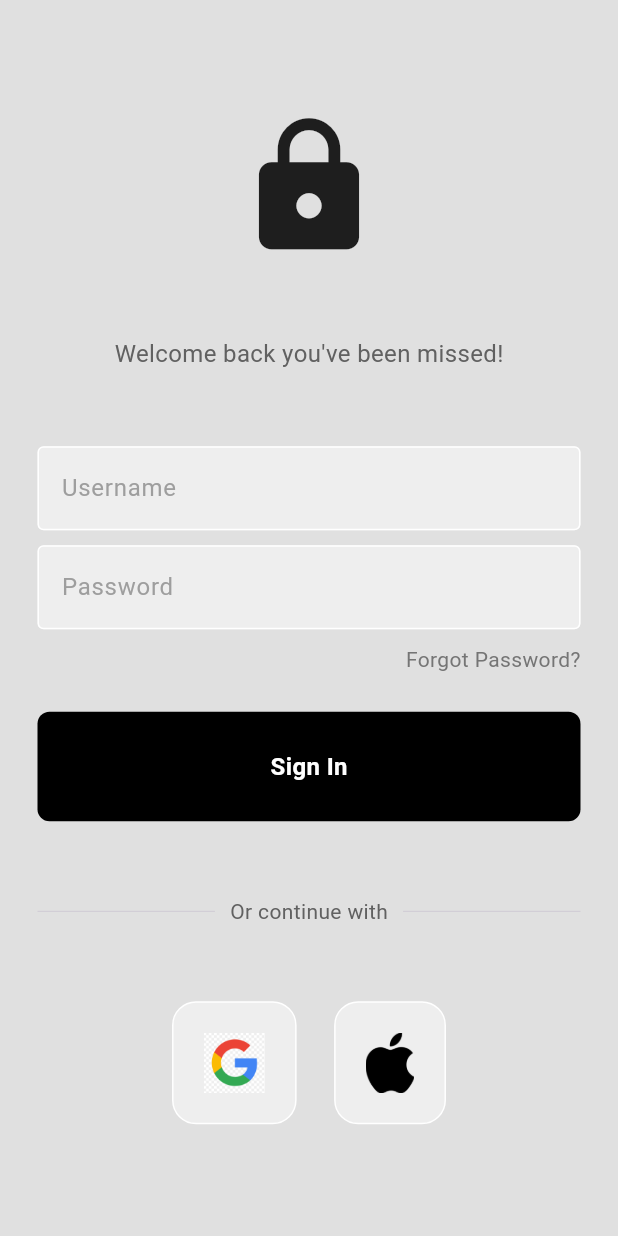
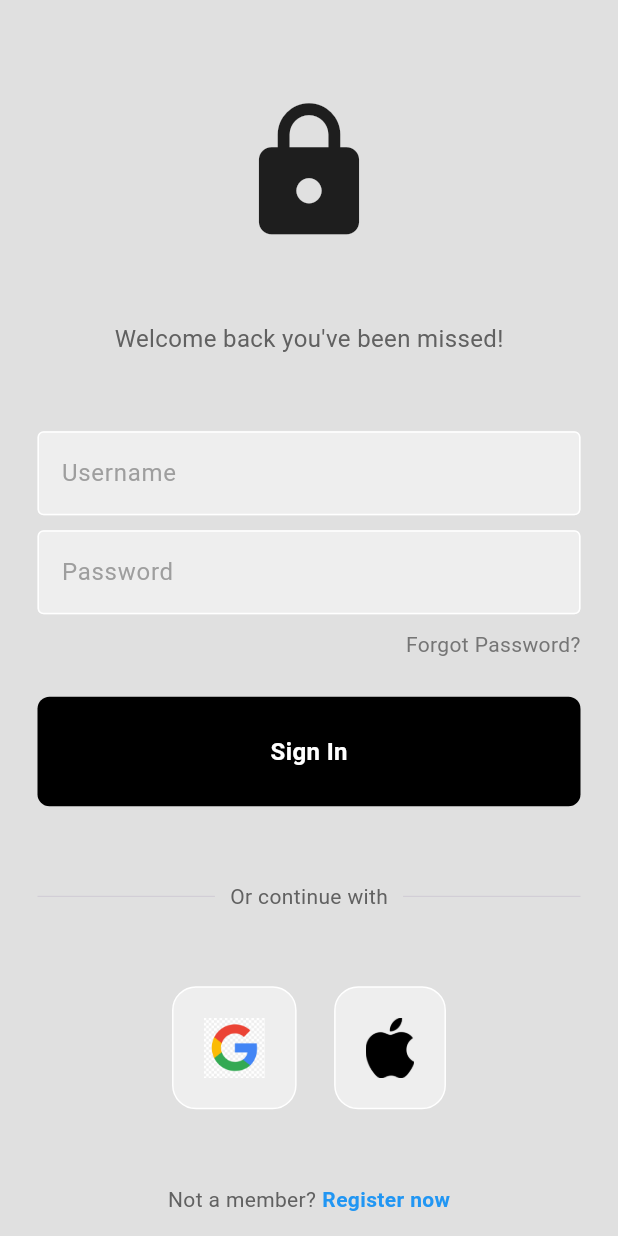
Before and after one commit to minhtetnaing117/authentication, a Flutter app: the screen it shows after launch, on a phone screen of 412 x 824 dp. Run offline on Flutter 3.47's test engine with Material 3 defaults, Android fonts, the phone set to English and light mode, and no system bars.

Commit message:
not a member? register now initial commit

```diff
--- a/lib/pages/login_page.dart
+++ b/lib/pages/login_page.dart
@@ -26,6 +26,7 @@ class LoginPage extends StatelessWidget {
         child: Center(
           child: SingleChildScrollView(
             child: Column(
+              mainAxisAlignment: MainAxisAlignment.center,
               children: [
                 const SizedBox(height: 50),
 
@@ -143,6 +144,24 @@ class LoginPage extends StatelessWidget {
                 const SizedBox(height: 50),
 
                 // not a member? register now
+                Row(
+                  mainAxisAlignment: MainAxisAlignment.center,
+                  children: [
+                    Text(
+                        "Not a member?",
+                      style: TextStyle(
+                        color: Colors.grey[700]
+                      ),
+                    ),
+                    SizedBox(width: 4),
+                    Text(
+                      "Register now",
+                      style: TextStyle(
+                        color: Colors.blue, fontWeight: FontWeight.bold
+                      ),
+                    ),
+                  ],
+                ),
               ],
             ),
           ),
```
